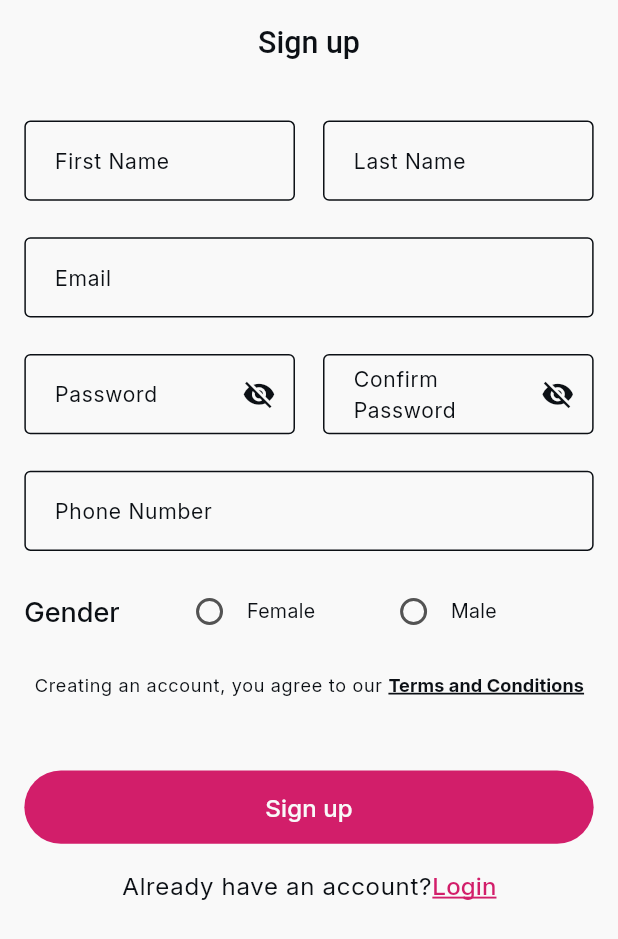
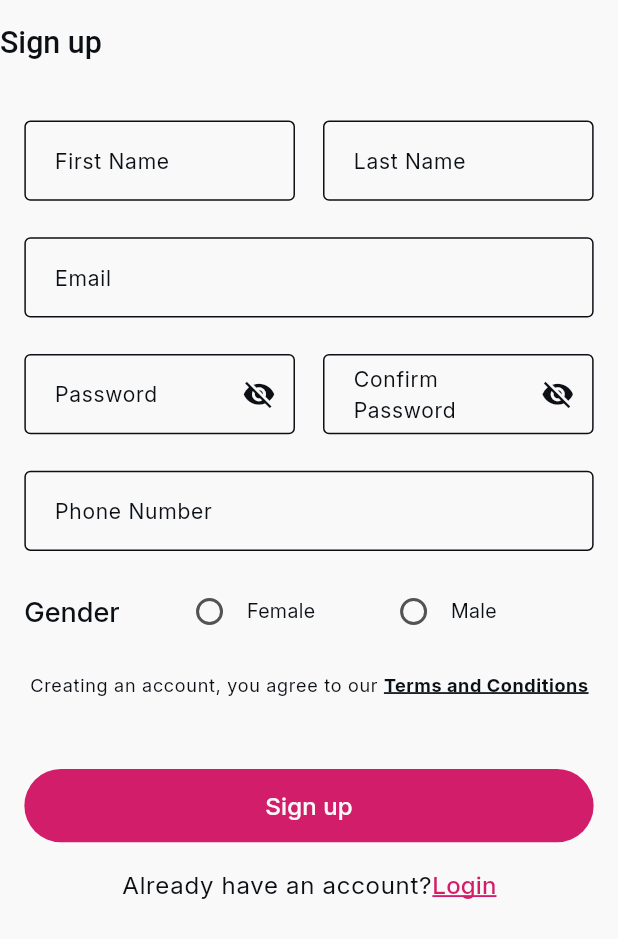
Before and after one commit to Elevate-projects/flowery-app, a Flutter app: the screen it shows after launch, on a phone screen of 412 x 824 dp. Shown: the top 939 px of the screen. Run offline on Flutter 3.47's test engine with Material 3 defaults, Android fonts, the phone set to English and light mode, and no system bars; our stand-ins replace another_flushbar, connectivity_plus, dio, equatable, flutter_bloc, flutter_native_splash and 9 more; accounts and stored records are empty; generated files the repository leaves out were written again.

Commit message:
chore: Clean up code by removing unnecessary comments and adjusting text styles

```diff
--- a/lib/api/models/register/user_register_model.dart
+++ b/lib/api/models/register/user_register_model.dart
@@ -66,4 +66,3 @@ class UserRegisterModel {
     );
   }
 }
-//huh
--- a/lib/core/app_theme.dart
+++ b/lib/core/app_theme.dart
@@ -39,14 +39,6 @@ abstract class AppTheme {
         fontWeight: FontWeight.w400,
         color: AppColors.black,
       ),
-      titleSmall: TextStyle(
-    fontSize: 12.sp,
-    fontWeight: FontWeight.w500,
-    color: AppColors.black,
-    decoration: TextDecoration.underline,
-    decorationColor: AppColors.black, // black underline text span
-  ),
-
       labelLarge: TextStyle(
         fontSize: 16.sp,
         fontWeight: FontWeight.w500,
--- a/lib/presentation/auth/register/views/widgets/radio_gender_row.dart
+++ b/lib/presentation/auth/register/views/widgets/radio_gender_row.dart
@@ -14,7 +14,6 @@ class RegisterGenderRow extends StatelessWidget {
     final theme = Theme.of(context);
     return Row(
         mainAxisAlignment: MainAxisAlignment.start,
-        //crossAxisAlignment: CrossAxisAlignment.center,
         children: [
           Text(
             AppText.genderLabel,
--- a/lib/presentation/auth/register/views/widgets/register_app_bar.dart
+++ b/lib/presentation/auth/register/views/widgets/register_app_bar.dart
@@ -7,7 +7,7 @@ class RegisterAppBar extends StatelessWidget implements PreferredSizeWidget {
 
   @override
   Widget build(BuildContext context) {
-    return const CustomAppBar(centerTitle: true, title: AppText.signup);
+    return const CustomAppBar(centerTitle: false, title: AppText.signup,automaticallyImplyLeading: true,);
   }
 
   @override
--- a/lib/presentation/auth/register/views/widgets/register_form.dart
+++ b/lib/presentation/auth/register/views/widgets/register_form.dart
@@ -141,7 +141,7 @@ class RegisterForm extends StatelessWidget {
                 label: AppText.phoneNumber,
                 hintText: AppText.phoneNumberHint,
                 keyboardType: TextInputType.phone,
-                textInputAction: TextInputAction.next,
+                textInputAction: TextInputAction.done,
                 validator: (value) =>
                     Validations.phoneValidation(phoneNumber: value),
               ),
--- a/lib/presentation/auth/register/views/widgets/register_view_body.dart
+++ b/lib/presentation/auth/register/views/widgets/register_view_body.dart
@@ -20,8 +20,6 @@ class RegisterViewBody extends StatefulWidget {
 class _RegisterViewBodyState extends State<RegisterViewBody> {
   @override
   Widget build(BuildContext context) {
-    // final theme = Theme.of(context);
-    // final controller = BlocProvider.of<RegisterCubit>(context);
     return BlocListener<RegisterCubit, RegisterState>(
       listenWhen: (previous, current) {
         return
@@ -36,15 +34,17 @@ class _RegisterViewBodyState extends State<RegisterViewBody> {
             context: context,
           );
         } else if (state.registerState.isSuccess) {
-          // navigate to homescreen
-          //nav to login
+//           Navigator.of(context).pushReplacementNamed(RouteNames.login);
+// Loaders.showSuccessMessage(
+// message: "Your account has been created successfully",
+// context: context,
+// );
           Navigator.pushReplacementNamed(context, '/login');
         } else if (state is AlreadyHaveAccountState) {
           // navigate to login screen
-          Loaders.showSuccessMessage(
-            message: "You already have an account",
-            context: context,
-          );
+//           Navigator.of(
+// context,
+// ).pushNamedAndRemoveUntil(RouteNames.login, (route) => false);
         }
       },
       child:  SingleChildScrollView(
--- a/lib/presentation/auth/register/views/widgets/terms_conditions_text.dart
+++ b/lib/presentation/auth/register/views/widgets/terms_conditions_text.dart
@@ -1,5 +1,7 @@
+import 'package:flowery_app/core/constants/app_colors.dart';
 import 'package:flowery_app/core/constants/app_text.dart';
 import 'package:flutter/material.dart';
+import 'package:flutter_screenutil/flutter_screenutil.dart';
 
 
 class TermsConditionsText extends StatelessWidget {
@@ -18,8 +20,12 @@ class TermsConditionsText extends StatelessWidget {
             ),
             TextSpan(
               text: AppText.termsAndConditions,
-              style: theme.textTheme.titleSmall?.copyWith(
-                fontWeight: FontWeight.bold
+              style: theme.textTheme.bodySmall?.copyWith(
+                fontWeight: FontWeight.bold,
+                fontSize: 12.sp,
+                color: AppColors.black,
+                decoration: TextDecoration.underline,
+                decorationColor: AppColors.black,
               ),
             ),
           ],
--- a/lib/utils/common_widgets/custom_app_bar.dart
+++ b/lib/utils/common_widgets/custom_app_bar.dart
@@ -38,8 +38,4 @@ class CustomAppBar extends StatelessWidget {
       titleSpacing: 0,
     );
   }
-
-  @override
-  // TODO: implement preferredSize
-  Size get preferredSize => const Size.fromHeight(kToolbarHeight);
 }
```
Also changed, not shown: lib/core/constants/app_text.dart (+0 -10 lines).
